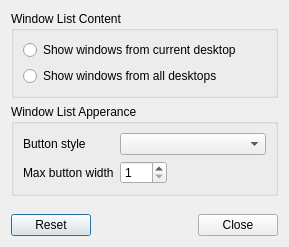
Old version of the form plugin-taskbar/razortaskbarconfiguration.ui in the repository lxqt/lxqt-panel.
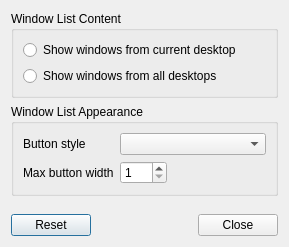
New version of the form.

```diff
--- a/plugin-taskbar/razortaskbarconfiguration.ui
+++ b/plugin-taskbar/razortaskbarconfiguration.ui
@@ -46,7 +46,7 @@
    <item>
     <widget class="QGroupBox" name="WLApperanceGB">
      <property name="title">
-      <string>Window List Apperance</string>
+      <string>Window List Appearance</string>
      </property>
      <layout class="QFormLayout" name="formLayout">
       <item row="0" column="0">
```
